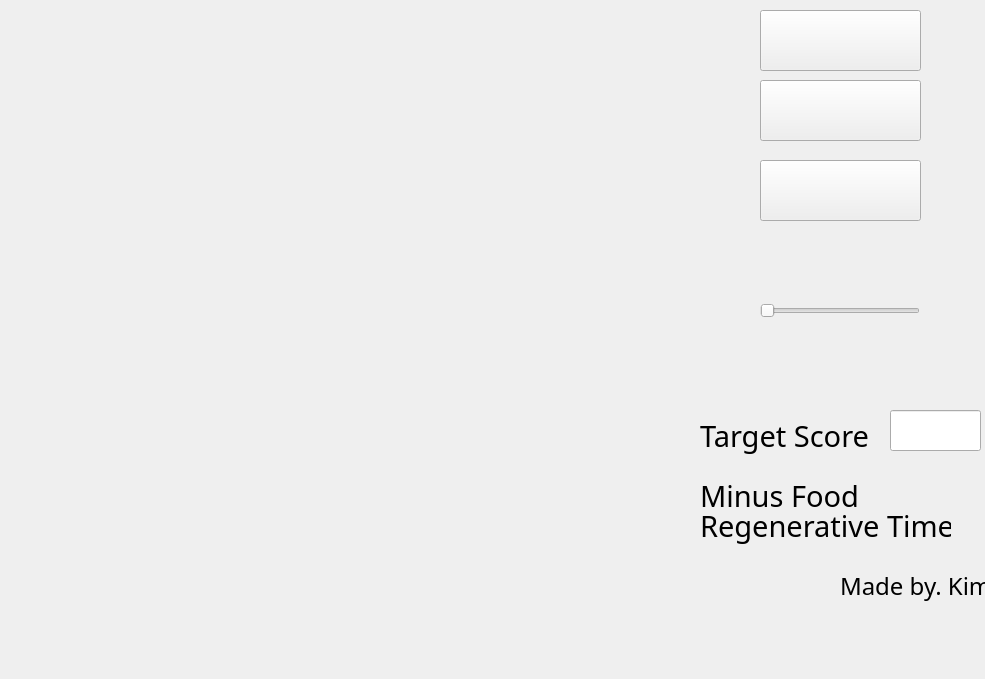
Above: widget.ui from daekyum02/KDK_PROJECT before the change. Below: the same form after it.
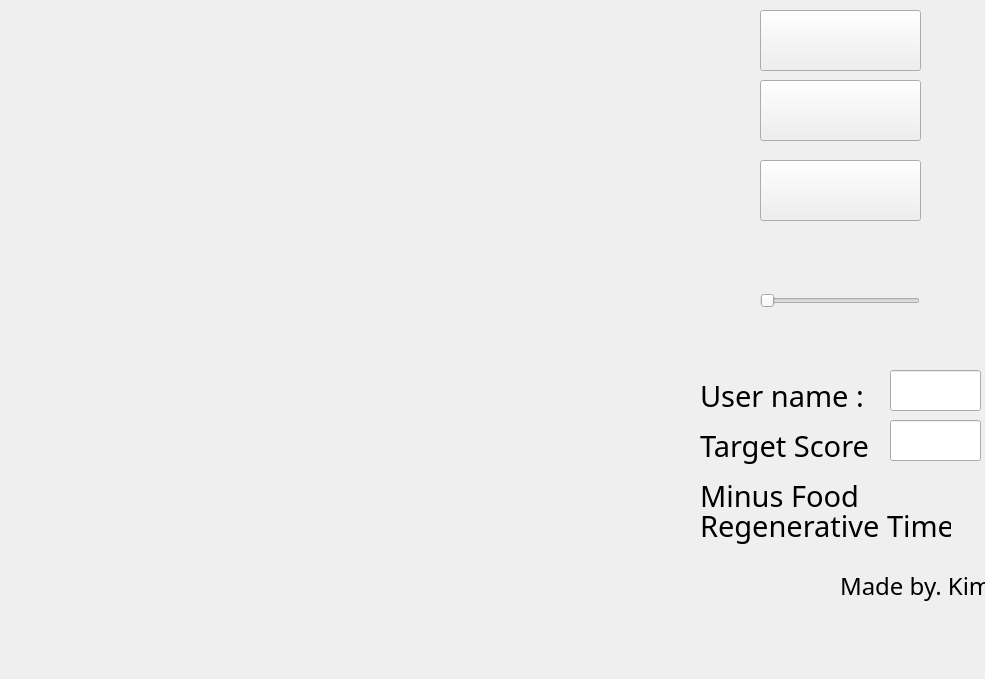
That is the form after the change.

What changed in the file:
```diff
--- a/widget.ui
+++ b/widget.ui
@@ -36,7 +36,7 @@
    <property name="geometry">
     <rect>
      <x>760</x>
-     <y>300</y>
+     <y>290</y>
      <width>160</width>
      <height>22</height>
     </rect>
@@ -94,10 +94,10 @@
   <widget class="QLabel" name="label">
    <property name="geometry">
     <rect>
-     <x>770</x>
-     <y>350</y>
+     <x>710</x>
+     <y>310</y>
      <width>151</width>
-     <height>71</height>
+     <height>51</height>
     </rect>
    </property>
    <property name="text">
@@ -153,7 +153,7 @@
    <property name="geometry">
     <rect>
      <x>890</x>
-     <y>410</y>
+     <y>420</y>
      <width>91</width>
      <height>41</height>
     </rect>
@@ -172,7 +172,7 @@
    <property name="geometry">
     <rect>
      <x>700</x>
-     <y>410</y>
+     <y>420</y>
      <width>181</width>
      <height>51</height>
     </rect>
@@ -244,6 +244,57 @@
     <string/>
    </property>
   </widget>
+  <widget class="QLabel" name="label_8">
+   <property name="geometry">
+    <rect>
+     <x>700</x>
+     <y>370</y>
+     <width>181</width>
+     <height>51</height>
+    </rect>
+   </property>
+   <property name="font">
+    <font>
+     <family>Technic</family>
+     <pointsize>22</pointsize>
+    </font>
+   </property>
+   <property name="text">
+    <string>User name :</string>
+   </property>
+  </widget>
+  <widget class="QLineEdit" name="name">
+   <property name="geometry">
+    <rect>
+     <x>890</x>
+     <y>370</y>
+     <width>91</width>
+     <height>41</height>
+    </rect>
+   </property>
+   <property name="font">
+    <font>
+     <family>VeriBest BC</family>
+     <pointsize>24</pointsize>
+    </font>
+   </property>
+   <property name="text">
+    <string/>
+   </property>
+  </widget>
+  <widget class="QLabel" name="namelabel">
+   <property name="geometry">
+    <rect>
+     <x>450</x>
+     <y>195</y>
+     <width>241</width>
+     <height>241</height>
+    </rect>
+   </property>
+   <property name="text">
+    <string/>
+   </property>
+  </widget>
  </widget>
  <resources/>
  <connections/>
```
